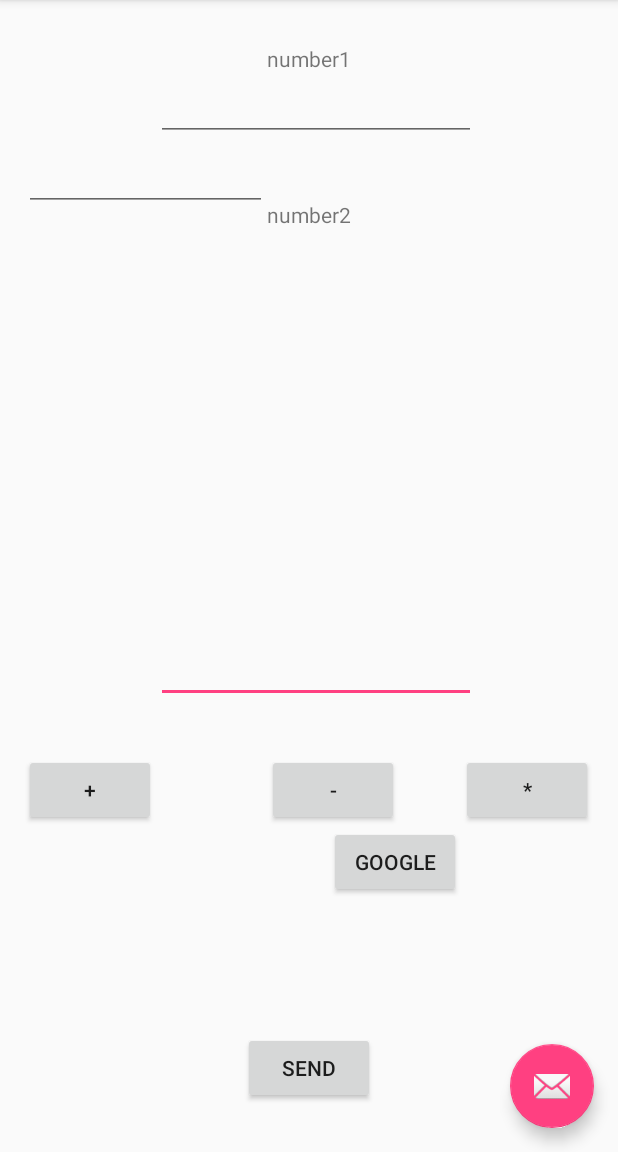
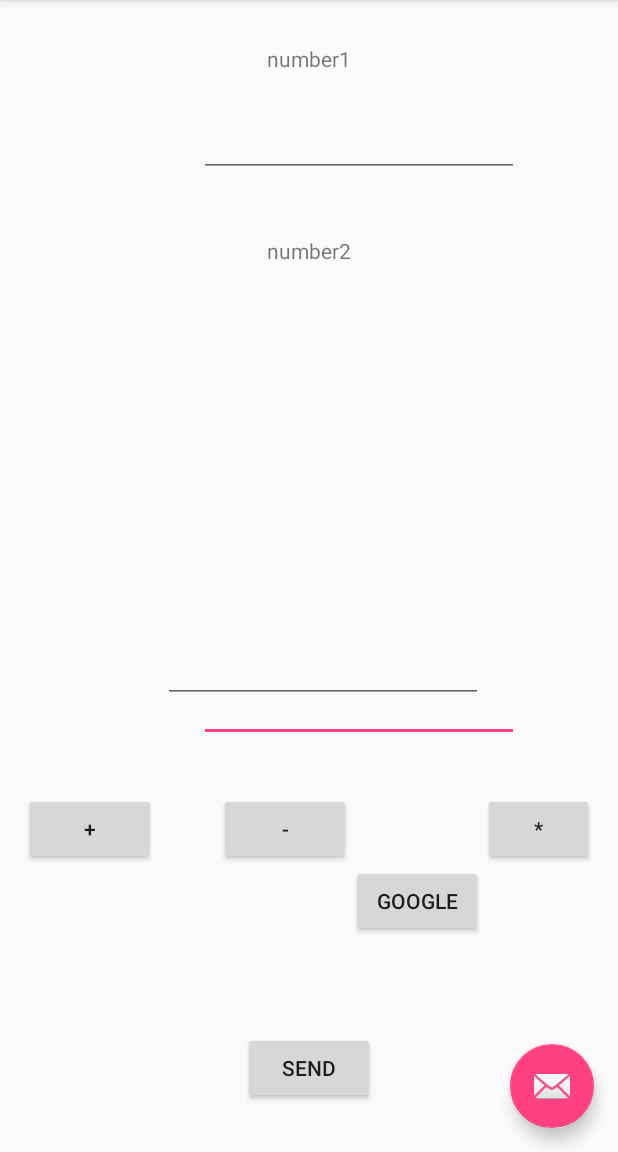
Before and after one commit to rahul706/simple-calculator-and-text-sharing-, an Android app: the screen it shows after launch (MainActivity), on a phone screen of 412 x 824 dp, the part 84-1236 px from its top. Run offline under Robolectric (Android 15) with nearby library versions, the phone set to English and light mode, and no system bars.

Commit message:
add layout

```diff
--- /dev/null
+++ b/app/src/main/res/layout/activity_extend.xml
@@ -0,0 +1,6 @@
+<?xml version="1.0" encoding="utf-8"?>
+<LinearLayout xmlns:android="http://schemas.android.com/apk/res/android"
+    android:orientation="vertical" android:layout_width="match_parent"
+    android:layout_height="match_parent">
+
+</LinearLayout>
--- a/app/src/main/res/layout/content_main.xml
+++ b/app/src/main/res/layout/content_main.xml
@@ -40,18 +40,6 @@
         android:layout_marginTop="13dp" />
 
     <Button
-        android:text="Google"
-        android:layout_width="wrap_content"
-        android:layout_height="wrap_content"
-        android:id="@+id/btnClickMe"
-        android:layout_above="@+id/btnSend"
-        android:layout_toRightOf="@+id/tvResult"
-        android:layout_toEndOf="@+id/tvResult"
-        android:layout_marginLeft="13dp"
-        android:layout_marginStart="13dp"
-        android:layout_marginBottom="89dp" />
-
-    <Button
         android:text="+"
         android:layout_width="wrap_content"
         android:layout_height="wrap_content"
@@ -60,16 +48,6 @@
         android:layout_above="@+id/btnClickMe"
         android:layout_alignParentLeft="true"
         android:layout_alignParentStart="true" />
-
-    <Button
-        android:text="-"
-        android:layout_width="wrap_content"
-        android:layout_height="wrap_content"
-        android:id="@+id/btnSub"
-        android:onClick="doSub"
-        android:layout_above="@+id/tvResult"
-        android:layout_alignLeft="@+id/tvNumber2"
-        android:layout_alignStart="@+id/tvNumber2" />
 
     <Button
         android:text="*"
@@ -93,16 +71,6 @@
         android:layout_alignStart="@+id/etNumber1"
         android:layout_marginBottom="34dp" />
 
-    <EditText
-        android:layout_width="wrap_content"
-        android:layout_height="wrap_content"
-        android:inputType="number"
-        android:ems="10"
-        android:id="@+id/etNumber1"
-        android:layout_below="@+id/tvNumber1"
-        android:layout_toRightOf="@+id/btnAdd"
-        android:layout_toEndOf="@+id/btnAdd" />
-
     <TextView
         android:text="number2"
         android:layout_width="wrap_content"
@@ -118,9 +86,42 @@
         android:inputType="textPersonName"
         android:ems="10"
         android:id="@+id/etMsg"
-        android:layout_alignParentTop="true"
-        android:layout_toLeftOf="@+id/btnSub"
-        android:layout_toStartOf="@+id/btnSub"
-        android:layout_marginTop="79dp" />
+        android:layout_alignBottom="@+id/etNumber2"
+        android:layout_toLeftOf="@+id/btnMul"
+        android:layout_toStartOf="@+id/btnMul"
+        android:layout_marginBottom="26dp" />
+
+    <EditText
+        android:layout_width="wrap_content"
+        android:layout_height="wrap_content"
+        android:inputType="number"
+        android:ems="10"
+        android:id="@+id/etNumber1"
+        android:layout_below="@+id/tvNumber1"
+        android:layout_alignLeft="@+id/etMsg"
+        android:layout_alignStart="@+id/etMsg"
+        android:layout_marginLeft="24dp"
+        android:layout_marginStart="24dp"
+        android:layout_marginTop="24dp" />
+
+    <Button
+        android:text="-"
+        android:layout_width="wrap_content"
+        android:layout_height="wrap_content"
+        android:id="@+id/btnSub"
+        android:onClick="doSub"
+        android:layout_below="@+id/etNumber2"
+        android:layout_alignRight="@+id/tvNumber2"
+        android:layout_alignEnd="@+id/tvNumber2" />
+
+    <Button
+        android:text="Google"
+        android:layout_width="wrap_content"
+        android:layout_height="wrap_content"
+        android:id="@+id/btnClickMe"
+        android:layout_marginBottom="63dp"
+        android:layout_above="@+id/btnSend"
+        android:layout_toRightOf="@+id/btnSub"
+        android:layout_toEndOf="@+id/btnSub" />
 
 </RelativeLayout>
```
